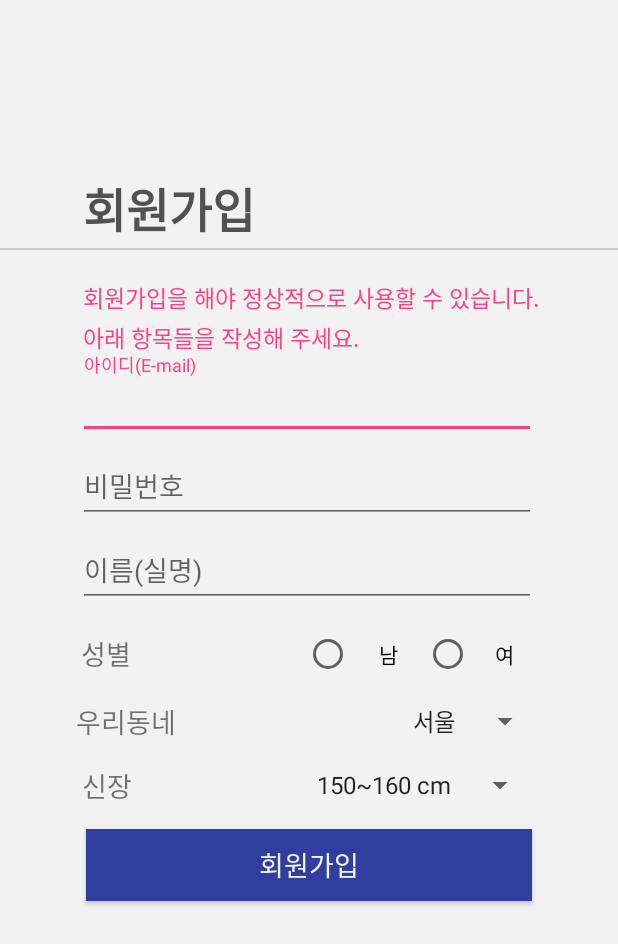
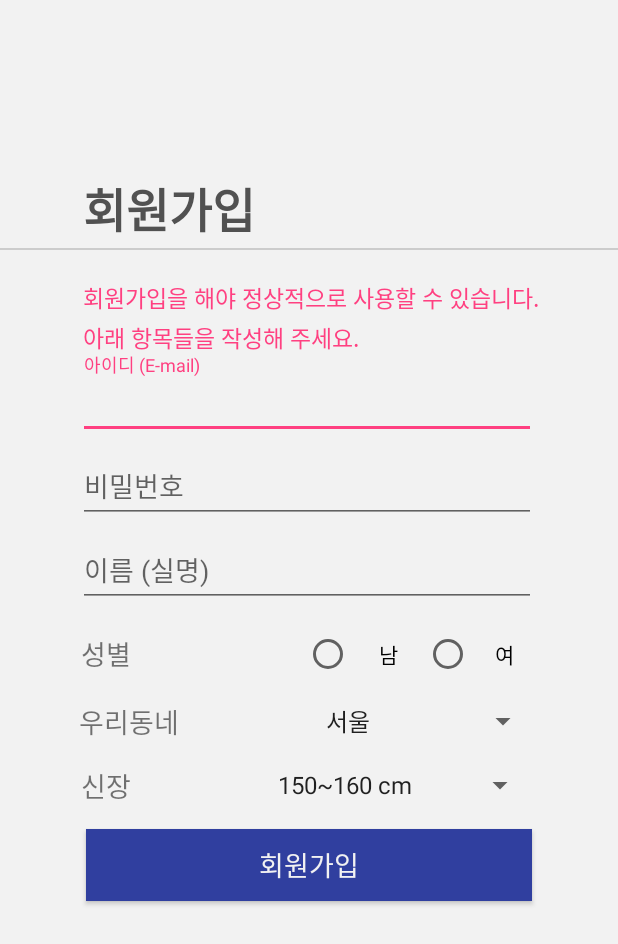
Before and after one commit to dnaksehd0793/appproject_mustcommit, an Android app: the SignInActivity screen opened directly, with no data from a screen before it, on a phone screen of 412 x 824 dp. Shown: the top 944 px of the screen. Run offline under Robolectric (Android 15) with nearby library versions, the phone set to English and light mode, and no system bars; our stand-ins replace Firebase (no records; nobody signed in at launch, a user with empty details on screens opened directly).

Commit message:
activity_sign_in 수정한거

```diff
--- a/app/src/main/res/layout/activity_sign_in.xml
+++ b/app/src/main/res/layout/activity_sign_in.xml
@@ -43,7 +43,7 @@
             android:layout_width="305dp"
             android:layout_height="wrap_content"
             android:layout_marginLeft="52dp"
-            android:hint="아이디(E-mail)"
+            android:hint="아이디 (E-mail)"
             android:textSize="8pt"
             android:inputType="textEmailAddress" />
     </android.support.design.widget.TextInputLayout>
@@ -73,7 +73,7 @@
             android:layout_width="305dp"
             android:layout_height="wrap_content"
             android:layout_marginLeft="52dp"
-            android:hint="이름(실명)"
+            android:hint="이름 (실명)"
             android:textSize="8pt"
             android:inputType="textPersonName" />
 
@@ -127,7 +127,7 @@
             android:layout_width="wrap_content"
             android:layout_height="wrap_content"
             android:layout_gravity="center"
-            android:layout_marginRight="150dp"
+            android:layout_marginRight="90dp"
             android:text="우리동네"
             android:textSize="8pt" />
 
@@ -141,7 +141,7 @@
 
          <Spinner
              android:id="@+id/spinner_location"
-             android:layout_width="wrap_content"
+             android:layout_width="150dp"
              android:layout_height="wrap_content"
              android:gravity="center_vertical"
              android:entries="@array/city" />
@@ -158,14 +158,14 @@
         <TextView
             android:layout_width="wrap_content"
             android:layout_height="wrap_content"
-            android:layout_marginRight="115dp"
+            android:layout_marginRight="90dp"
             android:layout_gravity="center"
             android:text="신장"
             android:textSize="8pt" />
 
         <Spinner
             android:id="@+id/spinner_height"
-            android:layout_width="wrap_content"
+            android:layout_width="180dp"
             android:layout_height="wrap_content"
             android:gravity="center_vertical"
             android:entries="@array/height" />
```
